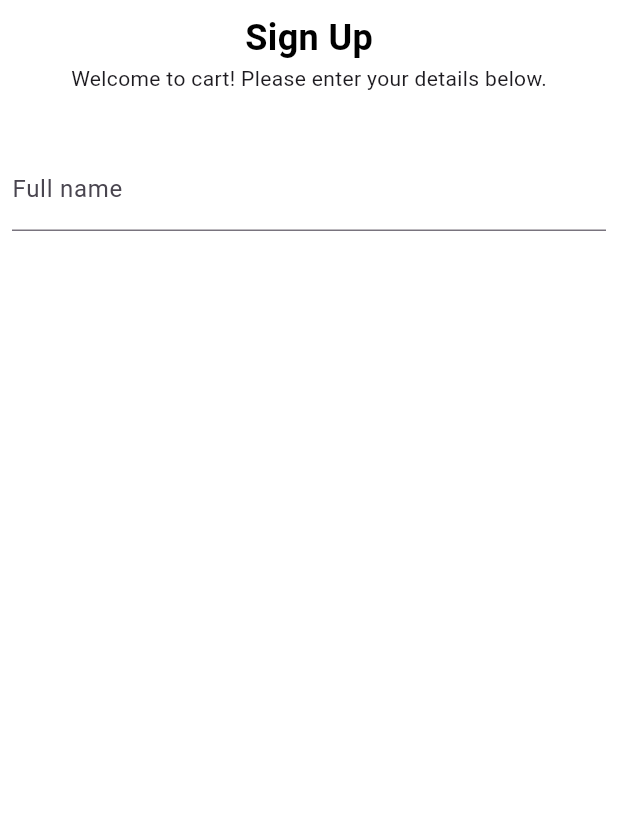
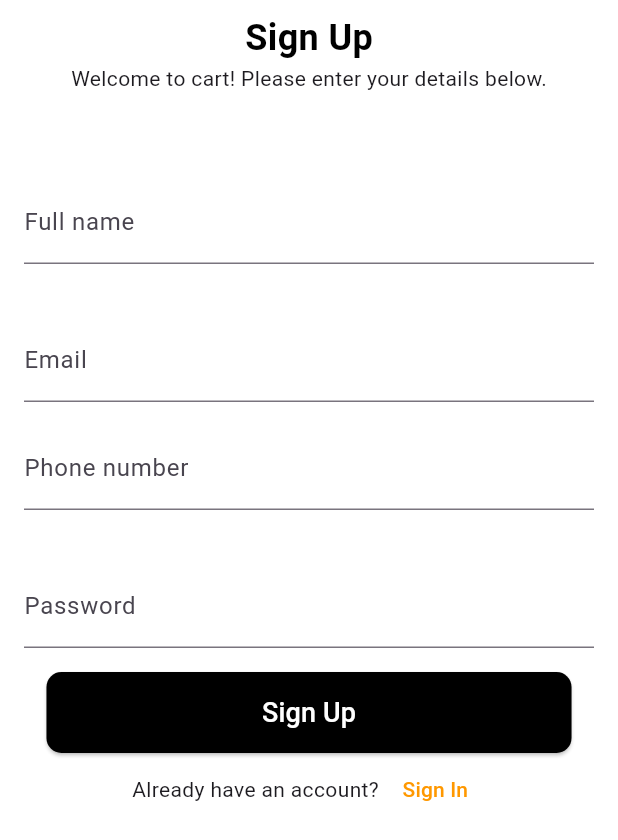
Before and after one commit to emmyliano/cart, a Flutter app: the SignUpScreen screen opened directly, on a phone screen of 412 x 824 dp. Shown: the top 840 px of the screen. Run offline on Flutter 3.47's test engine with Material 3 defaults, Android fonts, the phone set to English and light mode, and no system bars.

Commit message:
Added code to sign up screen

```diff
--- a/lib/sign_in_screen.dart
+++ b/lib/sign_in_screen.dart
@@ -36,6 +36,7 @@ class _SignInScreenState extends State<SignInScreen> {
                 SizedBox(
                   height: 20,
                 ),
+
                 Row(
                   mainAxisAlignment: MainAxisAlignment.start,
                   children: [
@@ -132,6 +133,20 @@ class _SignInScreenState extends State<SignInScreen> {
               ],
             ),
           ),
+
+
+          Row(
+            children: [
+              const Text(
+                "Don't have an account? "
+              ),
+
+              TextButton(
+                onPressed: () {},
+                child: const Text('Sign Up'),
+              ),
+            ]
+          ),
         ],
       ),
     );
--- a/lib/sign_up_screen.dart
+++ b/lib/sign_up_screen.dart
@@ -13,13 +13,13 @@ class _SignUpScreenState extends State<SignUpScreen> {
     return Scaffold(
       backgroundColor: Colors.white,
       body: Column(
-          children: [
-          const Padding(
-            padding: EdgeInsets.all(8.0),
+        children: [
+          Padding(
+            padding: const EdgeInsets.all(8.0),
             child: Column(
               mainAxisAlignment: MainAxisAlignment.start,
               children: [
-                Text(
+                const Text(
                   'Sign Up',
                   style: TextStyle(
                     color: Colors.black,
@@ -27,29 +27,143 @@ class _SignUpScreenState extends State<SignUpScreen> {
                     fontSize: 24.0,
                   ),
                 ),
-                Text('Welcome to cart! Please enter your details below.'),
-                SizedBox(
+                const Text('Welcome to cart! Please enter your details below.'),
+
+                const SizedBox(
+                  height: 50,
+                ),
+
+
+                // Full name TextField
+                Padding(
+                  padding: const EdgeInsets.all(8.0),
+                  child: TextField(
+                    decoration: InputDecoration(
+                      labelText: 'Full name',
+                      focusedBorder: OutlineInputBorder(
+                      borderSide: const BorderSide(
+                        width: 2.0,
+                        ),
+                      borderRadius: BorderRadius.circular(10),
+                      ),
+                    )
+                  ),
+                ),
+
+
+                const SizedBox(
                   height: 20,
+                ),
+
+                // Email TextField
+                Padding(
+                  padding: const EdgeInsets.all(8.0),
+                  child: TextField(
+                    decoration: InputDecoration(
+                      labelText: 'Email',
+                      focusedBorder: OutlineInputBorder(
+                      borderSide: const BorderSide(
+                        width: 2.0,
+                        ),
+                      borderRadius: BorderRadius.circular(10),
+                      ),
+                    )
+                  ),
+                ),
+
+
+                // Phone number TextField
+                Padding(
+                  padding: const EdgeInsets.all(8.0),
+                  child: TextField(
+                    decoration: InputDecoration(
+                      labelText: 'Phone number',
+                      focusedBorder: OutlineInputBorder(
+                      borderSide: const BorderSide(
+                        width: 2.0,
+                        ),
+                      borderRadius: BorderRadius.circular(10),
+                      ),
+                    )
+                  ),
+                ),
+
+                const SizedBox(
+                  height: 20,
+                ),
+
+                // Password TextField
+                Padding(
+                  padding: const EdgeInsets.all(8.0),
+                  child: TextField(
+                    decoration: InputDecoration(
+                      labelText: 'Password',
+                      focusedBorder: OutlineInputBorder(
+                      borderSide: const BorderSide(
+                        width: 2.0,
+                        ),
+                      borderRadius: BorderRadius.circular(10),
+                      ),
+                    )
+                  ),
                 ),
               ],
             ),
           ),
-          Padding(
-            padding: const EdgeInsets.all(8.0),
-            child: TextField(
-                decoration: InputDecoration(
-              //enabledBorder: ,
-              labelText: 'Full name',
-              focusedBorder: OutlineInputBorder(
-                borderSide: const BorderSide(
-                  width: 2.0,
+
+          Column(
+            children: [
+              SizedBox(
+                width: 350,
+                child: Row(
+                  mainAxisAlignment: MainAxisAlignment.center,
+                  children: [
+                    Expanded(
+                      child: ElevatedButton(
+                        onPressed: () {},
+                        style: ButtonStyle(
+                          shape: MaterialStateProperty.all<RoundedRectangleBorder>(
+                            RoundedRectangleBorder(
+                              borderRadius: BorderRadius.circular(10.0),
+                              side: const BorderSide(color: Colors.black12)
+                            )
+                          ),
+                          backgroundColor: MaterialStateProperty.all<Color>(Colors.black),
+                        ),
+                        child: const Text(
+                          'Sign Up',
+                          style: TextStyle(
+                            height: 3,
+                            fontSize: 18.0,
+                            color: Colors.white
+                            )
+                        )
+                      ),
+                    ),
+                  ],
                 ),
-                borderRadius: BorderRadius.circular(60),
               ),
-            )),
+            ],
           ),
 
+          Row(
+            mainAxisAlignment: MainAxisAlignment.center,
+            children: [
+              const Text(
+                "Already have an account? "
+              ),
 
+              TextButton(
+                onPressed: () {},
+                child: const Text(
+                  'Sign In',
+                  style: TextStyle(
+                    color: Colors.orange,
+                  ),
+                ),
+              ),
+            ]
+          ),
         ],
       ),
     );
```
